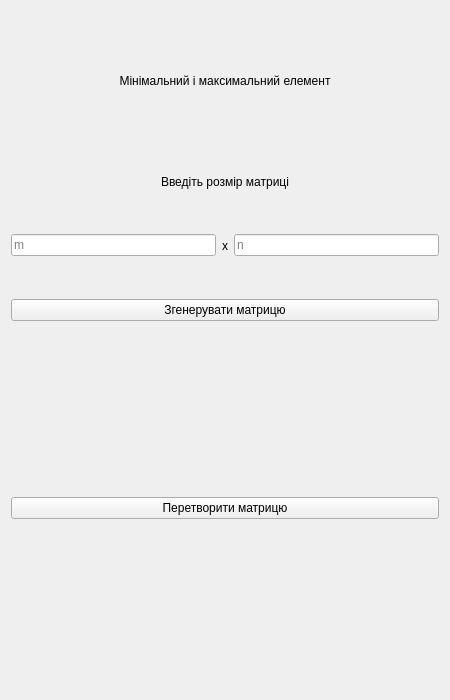
Above: lab5/ui/task4_interface.ui from Ihor-Mykytiuk/university-projects before the change. Below: the same form after it.
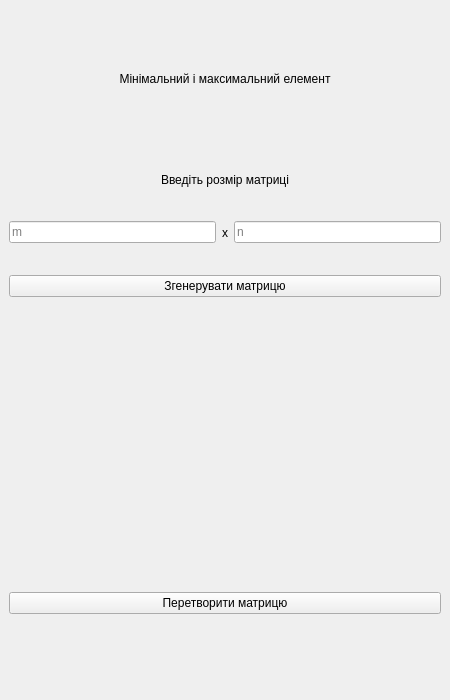
That is the form after the change.

Commit message: Interface unification

Patch:
```diff
--- a/lab5/ui/task4_interface.ui
+++ b/lab5/ui/task4_interface.ui
@@ -1,7 +1,7 @@
 <?xml version="1.0" encoding="UTF-8"?>
 <ui version="4.0">
- <class>Form</class>
- <widget class="QWidget" name="Form">
+ <class>MainWindow</class>
+ <widget class="QMainWindow" name="MainWindow">
   <property name="geometry">
    <rect>
     <x>0</x>
@@ -13,7 +13,8 @@
   <property name="windowTitle">
    <string>Form</string>
   </property>
-  <layout class="QVBoxLayout" name="verticalLayout_3">
+  <widget class="QWidget" name="centralwidget">
+   <layout class="QVBoxLayout" name="verticalLayout_3" stretch="2,2,4,2,1">
    <item>
     <widget class="QLabel" name="title">
      <property name="minimumSize">
@@ -131,6 +132,7 @@
     </widget>
    </item>
   </layout>
+  </widget>
  </widget>
  <resources/>
  <connections/>
```
Left out of the diff: 8 changed lines with no effect on the pictures. Lines whose indentation alone changed are shown as unchanged. The commit also changes 19 other files.
